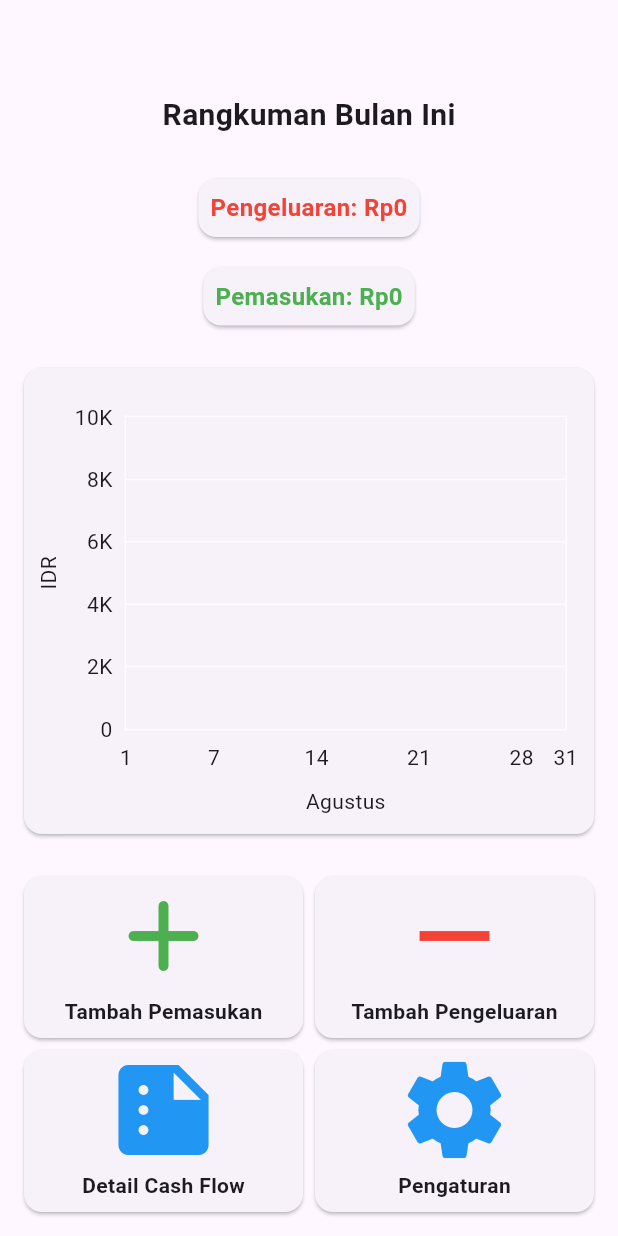
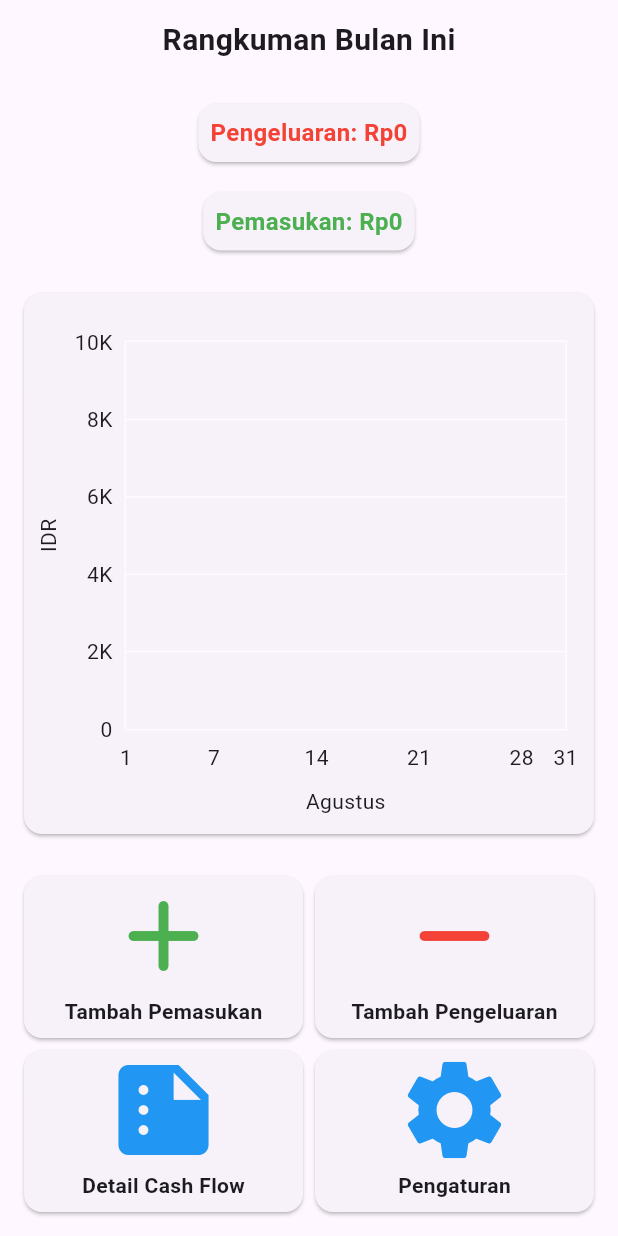
Before and after one commit to SultanKs4/logcashflow, a Flutter app: the HomeView screen opened by its route, on a phone screen of 412 x 824 dp. Run offline on Flutter 3.47's test engine with Material 2 defaults, Android fonts, the phone set to English and light mode, and no system bars; drawn by our look-alikes of fl_chart; our stand-ins replace get, get_storage, sqflite; accounts and stored records are empty; statements that could not run were skipped.

Commit message:
fix: add below bar data chart, fix: use safe area widget instead manual padding fix: change animation chart

```diff
--- a/lib/app/modules/home/views/home_view.dart
+++ b/lib/app/modules/home/views/home_view.dart
@@ -13,9 +13,9 @@ class HomeView extends GetView<HomeController> {
   @override
   Widget build(BuildContext context) {
     return Scaffold(
-      body: Container(
+      body: SafeArea(
+        child: Container(
           margin: const EdgeInsets.all(12),
-        padding: const EdgeInsets.only(top: 50),
           child: Column(
             mainAxisAlignment: MainAxisAlignment.start,
             children: [
@@ -72,7 +72,7 @@ class HomeView extends GetView<HomeController> {
                       ButtonHomeWidget(
                         controller: controller,
                         text: "Tambah Pengeluaran",
-                      icon: Icons.remove,
+                        icon: Icons.remove_rounded,
                         color: Colors.red,
                         func: () {
                           Get.toNamed(Routes.add, arguments: 2)
@@ -113,6 +113,7 @@ class HomeView extends GetView<HomeController> {
             ],
           ),
         ),
+      ),
     );
   }
 }
--- a/lib/app/modules/home/widgets/linechart_widget.dart
+++ b/lib/app/modules/home/widgets/linechart_widget.dart
@@ -83,7 +83,8 @@ class LineChartWidget extends StatelessWidget {
                   // },
                 ),
               ),
-              // swapAnimationCurve: Curves.,
+              swapAnimationDuration: const Duration(milliseconds: 500),
+              swapAnimationCurve: Curves.decelerate,
             ),
           ),
         ),
--- a/lib/app/modules/login/views/login_view.dart
+++ b/lib/app/modules/login/views/login_view.dart
@@ -11,9 +11,9 @@ class LoginView extends GetView<LoginController> {
   @override
   Widget build(BuildContext context) {
     return Scaffold(
-      body: Container(
+      body: SafeArea(
+        child: Container(
           margin: const EdgeInsets.all(12.0),
-        padding: const EdgeInsets.only(top: 12),
           child: Column(
             mainAxisAlignment: MainAxisAlignment.start,
             children: [
@@ -74,6 +74,7 @@ class LoginView extends GetView<LoginController> {
             ],
           ),
         ),
+      ),
     );
   }
 }
--- a/lib/app/modules/setting/views/setting_view.dart
+++ b/lib/app/modules/setting/views/setting_view.dart
@@ -12,6 +12,7 @@ class SettingView extends GetView<SettingController> {
   @override
   Widget build(BuildContext context) {
     return Scaffold(
+      resizeToAvoidBottomInset: false,
       appBar: AppBar(
         title: const Text('Pengaturan'),
         centerTitle: true,
```
Also changed, not shown: lib/app/modules/home/controllers/home_controller.dart (+8 -0 lines). Lines whose indentation alone changed are shown as unchanged.
